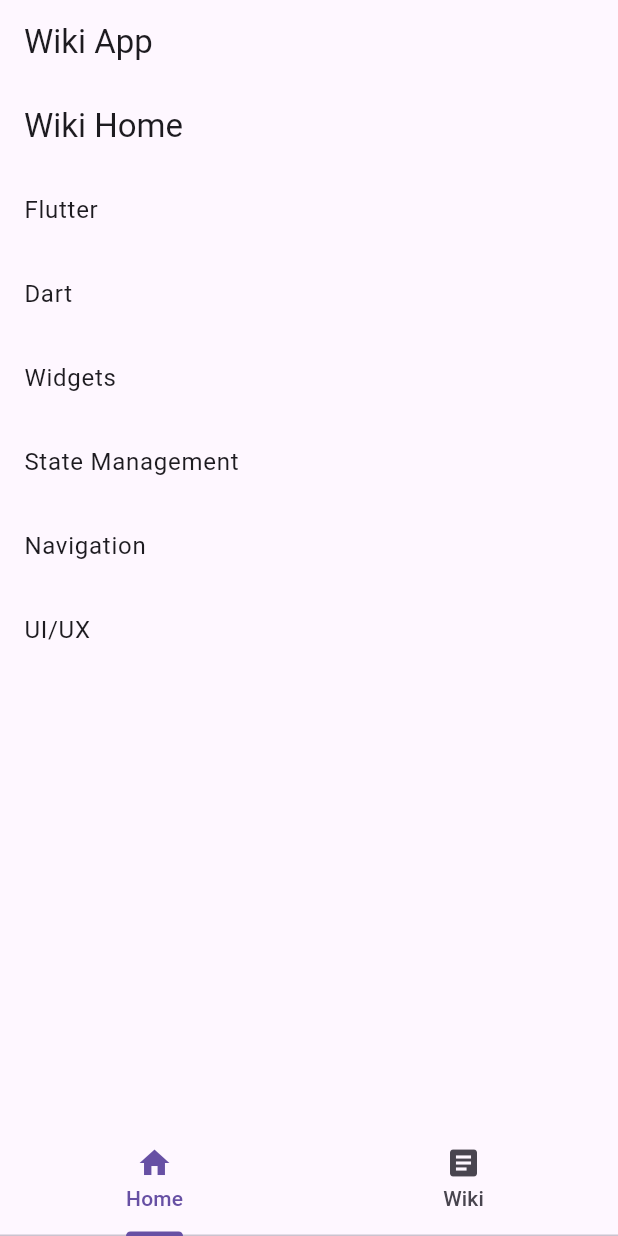
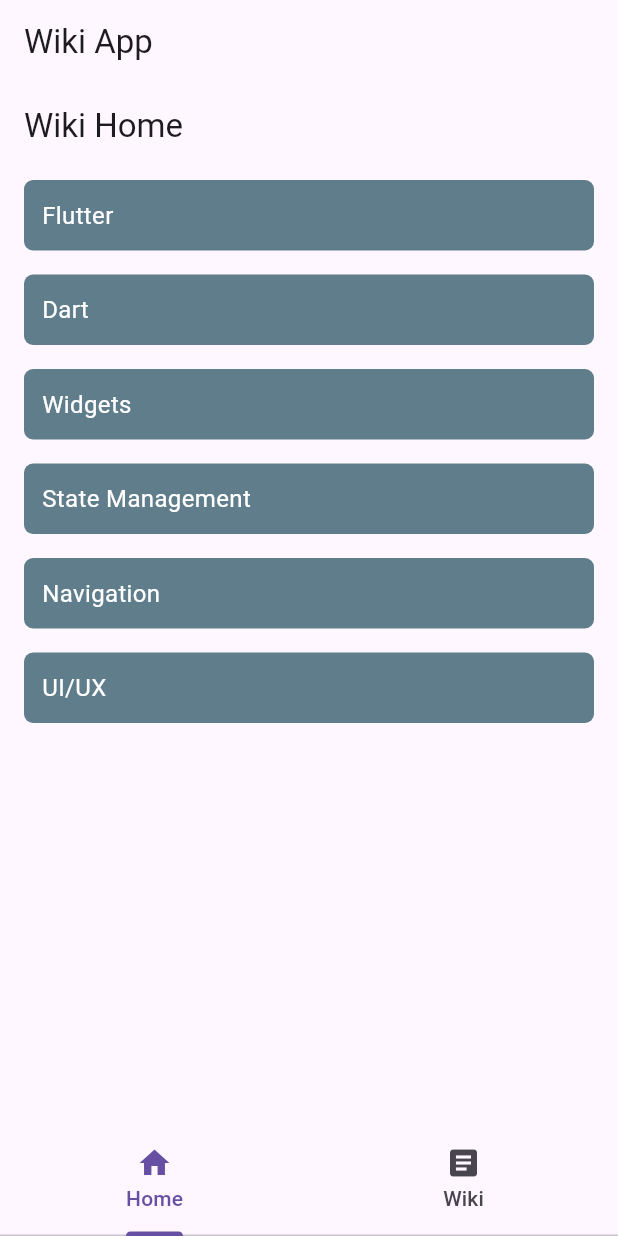
Before and after one commit to sofeeka/empat_project_08, a Flutter app: the screen it shows after launch, on a phone screen of 412 x 824 dp. Run offline on Flutter 3.47's test engine with Material 3 defaults, Android fonts, the phone set to English and light mode, and no system bars.

Commit message:
Added widget WikiEntryLink

```diff
--- a/lib/main.dart
+++ b/lib/main.dart
@@ -1,7 +1,6 @@
 
 import 'package:empat_project_08/screens/home_screen.dart';
 import 'package:empat_project_08/screens/page_detail_screen.dart';
-import 'package:empat_project_08/wiki_app.dart';
 import 'package:flutter/material.dart';
 
 void main() {
@@ -17,11 +16,11 @@
       title: 'Wiki App',
       initialRoute: '/',
       routes: {
-        '/': (context) => const MyHomePage(title: 'Wiki App'),
-        '/wikiPageDetail' : (context) {
+        '/': (context) => const MyHomePage(title: 'Wiki App'), // 1
+        '/wikiPageDetail' : (context) { // 2
           final arguments = ModalRoute.of(context)?.settings.arguments as Map<String, dynamic>;
           final pageName = arguments['pageName'] as String;
-          return WikiPageScreen(pageName: pageName);
+          return WikiPageScreen(pageName: pageName); // 3
         }
       },
       onUnknownRoute: (settings) {
--- a/lib/screens/home_screen.dart
+++ b/lib/screens/home_screen.dart
@@ -1,8 +1,9 @@
+import 'package:flutter/material.dart';
 import 'package:empat_project_08/screens/wiki_screen.dart';
-import 'package:flutter/material.dart';
+import 'package:empat_project_08/screens/page_detail_screen.dart';
 
 class MyHomePage extends StatefulWidget {
-  const MyHomePage({super.key, required this.title});
+  const MyHomePage({Key? key, required this.title}) : super(key: key);
 
   final String title;
 
@@ -10,7 +11,8 @@
   State<MyHomePage> createState() => _MyHomePageState();
 }
 
-class _MyHomePageState extends State<MyHomePage> with SingleTickerProviderStateMixin {
+class _MyHomePageState extends State<MyHomePage>
+    with SingleTickerProviderStateMixin {
   int _selectedIndex = 0;
   late TabController _controller;
 
@@ -44,26 +46,21 @@
       appBar: AppBar(
         title: Text(widget.title),
       ),
+      body: IndexedStack(
+        index: _selectedIndex,
+        children: [
+          WikiHomeScreen(),
+          const WikiPageScreen(pageName: 'Placeholder'),
+        ],
+      ),
       bottomNavigationBar: TabBar(
         controller: _controller,
         tabs: const [
-          Tab(icon: Icon(Icons.home), text: 'Home' ),
+          Tab(icon: Icon(Icons.home), text: 'Home'),
           Tab(icon: Icon(Icons.article), text: 'Wiki'),
         ],
         onTap: _onTabIndexChanged,
       ),
-      body: TabBarView(
-        controller: _controller,
-        children: [
-          WikiHomeScreen(),
-          // Add other screens as needed
-          Container(
-            child: const Center(
-              child: Text('Wiki Screen Placeholder'),
-            ),
-          ),
-        ],
-      ),
     );
   }
 }
--- a/lib/screens/wiki_screen.dart
+++ b/lib/screens/wiki_screen.dart
@@ -1,7 +1,8 @@
 import 'package:flutter/material.dart';
 
+import '../widgets/wiki_link.dart';
+
 class WikiHomeScreen extends StatelessWidget {
-
   WikiHomeScreen({super.key});
 
   final List<String> pages = [
@@ -22,16 +23,7 @@
       body: ListView.builder(
         itemCount: pages.length,
         itemBuilder: (context, index) {
-          return ListTile(
-            title: Text(pages[index]),
-            onTap: () {
-              Navigator.pushNamed(
-                context,
-                '/wikiPageDetail',
-                arguments: {'pageName': pages[index]},
-              );
-            },
-          );
+          return WikiEntryLink(pageName: pages[index]);
         },
       ),
     );
--- /dev/null
+++ b/lib/widgets/wiki_link.dart
@@ -0,0 +1,50 @@
+import 'package:flutter/material.dart';
+
+class WikiEntryLink extends StatefulWidget {
+  const WikiEntryLink({super.key, required this.pageName});
+
+  final String pageName;
+
+  @override
+  State<WikiEntryLink> createState() => _WikiEntryLinkState();
+}
+
+class _WikiEntryLinkState extends State<WikiEntryLink> {
+  Color? backgroundColor;
+
+  void changeBackgroundColor(Color color) {
+    setState(() {
+      backgroundColor = color;
+    });
+  }
+
+  @override
+  Widget build(BuildContext context) {
+    return Padding(
+      padding: const EdgeInsets.symmetric(vertical: 8.0, horizontal: 16.0),
+      child: GestureDetector(
+        onTap: () {
+          Navigator.pushNamed(
+            context,
+            '/wikiPageDetail',
+            arguments: {'pageName': widget.pageName},
+          );
+        },
+        child: Container(
+          padding: const EdgeInsets.all(12.0),
+          decoration: BoxDecoration(
+            color: backgroundColor ?? Colors.blueGrey,
+            borderRadius: BorderRadius.circular(6.0),
+          ),
+          child: Text(
+            widget.pageName,
+            style: const TextStyle(
+              color: Colors.white,
+              fontSize: 16.0,
+            ),
+          ),
+        ),
+      ),
+    );
+  }
+}
```
